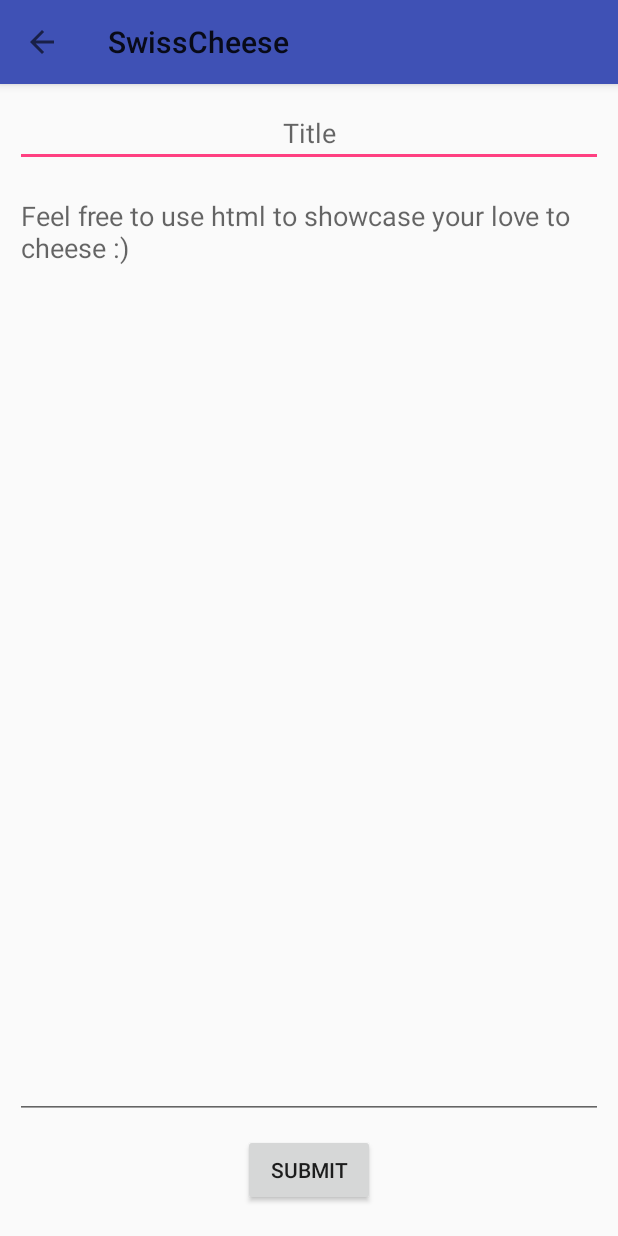
After one commit to jonathan34c/SwissCheese, an Android app: the PostActivity screen opened directly, with no data from a screen before it, on a phone screen of 412 x 824 dp. The commit adds this screen. Run offline under Robolectric (Android 15) with nearby library versions, the phone set to English and light mode, and no system bars.

Commit message:
add post activity and sql

```diff
--- a/app/src/main/AndroidManifest.xml
+++ b/app/src/main/AndroidManifest.xml
@@ -13,8 +13,8 @@
         android:theme="@style/AppTheme"
         tools:replace="android:appComponentFactory">
 
-        <activity android:name=".login.LoginActivity">
-        </activity>
+        <activity android:name=".login.LoginActivity"/>
+        <activity android:name=".post.PostActivity"/>
         <activity android:name=".MainActivity">
             <intent-filter>
                 <action android:name="android.intent.action.MAIN" />
--- /dev/null
+++ b/app/src/main/java/com/chang/jonathan/swisscheese/post/Post.kt
@@ -0,0 +1,57 @@
+package com.chang.jonathan.swisscheese.post
+
+import android.content.ContentValues
+import android.content.Context
+import android.database.Cursor
+
+import android.database.sqlite.SQLiteDatabase
+
+class Post {
+    private lateinit var db : SQLiteDatabase
+    private val tableName ="post"
+    fun Post(ctx: Context){
+        db = ctx.openOrCreateDatabase(tableName, Context.MODE_PRIVATE, null)
+    }
+
+
+    fun getAllPosts():List<PostInfo>{
+        val cursor: Cursor = db.rawQuery("select * from " + tableName, null)
+        var list = mutableSetOf<PostInfo>()
+        if(cursor.moveToFirst()){
+            while(!cursor.isAfterLast){
+                val title = cursor.getString(1)
+                val content = cursor.getString(2)
+                val username = cursor.getString(3)
+                val postinfo = PostInfo(title,content,username)
+                list.add(postinfo)
+                cursor.moveToNext()
+            }
+
+        }
+        return list.toList()
+
+    }
+
+    fun addPost( titleString:String, content:String, username: String){
+        val values = ContentValues().apply {
+            put("title", titleString)
+            put("content", content)
+            put("user", username)
+        }
+        db.insert(tableName, null, values)
+    }
+
+    fun populateDefaultPost(){
+        db.execSQL("drop table if exists post")
+        db.execSQL("create table post ( id integer primary key autoincrement, title text, content text, user text )")
+        db.execSQL("insert into post ( title, content , user) values ('Swiss Cheese', 'The best cheese in the world with but with alot of holes in it', 'cs5277 user')")
+        db.execSQL("insert into post ( title, content , user) values ('Goat Cheese', '\"<img src=\\\"https://www.seriouseats.com/thmb/B7FxU6kLnx5co7slCY7llQ1cPwQ=/1500x1125/filters:no_upscale():max_bytes(150000):strip_icc():format(webp)/__opt__aboutcom__coeus__resources__content_migration__serious_eats__seriouseats.com__images__2015__03__20150324-goat-cheese-chevre-dargental-vicky-wasik-5-2d023e6c28c34dc1b3620a81f634fd93.jpg\\\"\\n\"', 'goatcheese 2022')")
+//        db.execSQL("insert into post ( username, password ) values ('angela', 'password333')")
+//        db.execSQL("insert into post ( username, password ) values ('gideon', 'password999')")
+//        db.execSQL("insert into post ( username, password ) values ('tyrell', 'password654')")
+//        db.execSQL("insert into post ( username, password ) values ('darlene', 'password789')")
+    }
+
+
+
+}
--- /dev/null
+++ b/app/src/main/java/com/chang/jonathan/swisscheese/post/PostActivity.kt
@@ -0,0 +1,64 @@
+package com.chang.jonathan.swisscheese.post
+
+import android.os.Bundle
+import android.util.Log
+import android.widget.Button
+import android.widget.EditText
+import android.widget.Toast
+import androidx.appcompat.app.AppCompatActivity
+import androidx.appcompat.widget.Toolbar
+import com.chang.jonathan.swisscheese.R
+import com.chang.jonathan.swisscheese.session.Session
+
+class PostActivity :AppCompatActivity(){
+    private val TAG = "PostActivity"
+    private lateinit var toolBar : Toolbar
+    private lateinit var titleField: EditText
+    private lateinit var contentField: EditText
+    private lateinit var submitBtn : Button
+    private lateinit var session: Session
+    private lateinit var post: Post
+    override fun onCreate(savedInstanceState: Bundle?) {
+        super.onCreate(savedInstanceState)
+        setContentView(R.layout.activity_post)
+
+        toolBar = findViewById(R.id.toolbar)
+        setSupportActionBar(toolBar);
+        supportActionBar?.setDisplayHomeAsUpEnabled(true)
+        supportActionBar?.setDisplayShowHomeEnabled(true)
+
+        session = Session()
+        session.Session(this)
+        post =Post()
+        post.Post(this)
+        titleField = findViewById(R.id.et_title)
+        contentField = findViewById(R.id.et_content)
+        submitBtn = findViewById(R.id.btn_submit)
+        submitBtn.setOnClickListener {
+            val title = titleField.text.toString().trim()
+            val content = contentField.text.toString().trim()
+            if(title.isNullOrEmpty()){
+                Toast.makeText(this, "Title can not be empty", Toast.LENGTH_SHORT).show()
+                return@setOnClickListener
+            }
+            if(content.isNullOrEmpty()){
+                Toast.makeText(this, "Content can not be empty", Toast.LENGTH_SHORT).show()
+                return@setOnClickListener
+            }
+            post.addPost(title,content,session.getUserName())
+            finish()
+
+        }
+
+    }
+
+    override fun onResume() {
+        super.onResume()
+
+        var posrs = post.getAllPosts()
+        for(p in posrs){
+            Log.d(TAG,p.title)
+        }
+    }
+
+}
--- /dev/null
+++ b/app/src/main/java/com/chang/jonathan/swisscheese/post/PostInfo.kt
@@ -0,0 +1,13 @@
+package com.chang.jonathan.swisscheese.post
+
+class PostInfo(val title:String, val content: String, val userName: String) {
+    fun getPostUsername():String{
+        return userName
+    }
+    fun getPostTitle():String{
+        return title
+    }
+    fun getPostContent():String{
+        return content
+    }
+}
--- /dev/null
+++ b/app/src/main/res/layout/activity_post.xml
@@ -0,0 +1,54 @@
+<?xml version="1.0" encoding="utf-8"?>
+<androidx.constraintlayout.widget.ConstraintLayout xmlns:android="http://schemas.android.com/apk/res/android"
+    xmlns:app="http://schemas.android.com/apk/res-auto"
+    xmlns:tools="http://schemas.android.com/tools"
+    android:layout_width="match_parent"
+    android:layout_height="match_parent"
+
+    tools:context=".MainActivity">
+
+    <androidx.appcompat.widget.Toolbar
+        android:id="@+id/toolbar"
+        android:layout_width="match_parent"
+        android:layout_height="?attr/actionBarSize"
+        android:background="@color/colorPrimary"
+        app:layout_constraintTop_toTopOf="parent"
+        app:layout_constraintLeft_toLeftOf="parent"
+        app:layout_constraintRight_toRightOf="parent"
+        android:elevation="4dp">
+    </androidx.appcompat.widget.Toolbar>
+    <EditText
+        android:id="@+id/et_title"
+        android:layout_width="0dp"
+        android:layout_height="wrap_content"
+        app:layout_constraintTop_toBottomOf="@id/toolbar"
+        android:gravity="center"
+        app:layout_constraintLeft_toLeftOf="parent"
+        app:layout_constraintRight_toRightOf="parent"
+        android:layout_margin="10dp"
+        android:hint="Title"/>
+
+    <EditText
+        android:id ="@+id/et_content"
+        android:layout_width="0dp"
+        android:layout_height="0dp"
+        app:layout_constraintLeft_toLeftOf="parent"
+        app:layout_constraintRight_toRightOf="parent"
+        app:layout_constraintTop_toBottomOf="@id/et_title"
+        app:layout_constraintBottom_toTopOf="@id/btn_submit"
+        android:layout_margin="10dp"
+        android:hint="Feel free to use html to showcase your love to cheese :)"
+        android:gravity="left|top"
+        />
+
+    <Button
+        android:id="@+id/btn_submit"
+        android:layout_width="wrap_content"
+        android:layout_height="wrap_content"
+        android:layout_marginBottom="20dp"
+        android:text="Submit"
+        app:layout_constraintBottom_toBottomOf="parent"
+        app:layout_constraintLeft_toLeftOf="parent"
+        app:layout_constraintRight_toRightOf="parent"/>
+
+</androidx.constraintlayout.widget.ConstraintLayout>
```
Also changed, not shown: app/src/main/java/com/chang/jonathan/swisscheese/MainActivity.kt (+17 -1 lines), app/src/main/res/drawable/ic_add.xml (added, +10 -0 lines), app/src/main/res/layout/activity_main.xml (+10 -0 lines).
